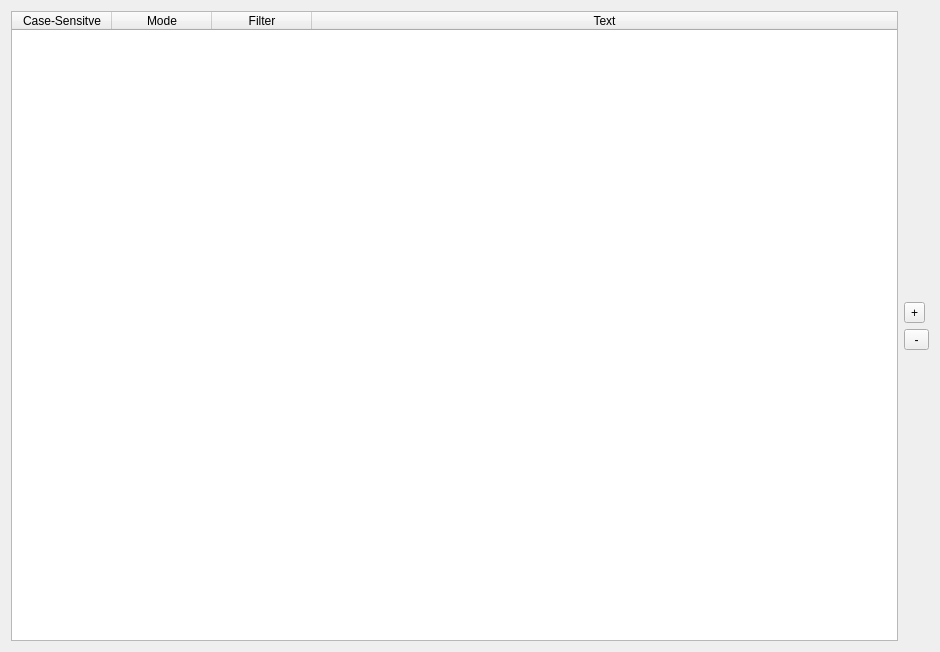
This is scripts/countContacts/filters.ui in Bluscream/pyTSon_plugins as Qt 5 draws it before an edit. The edited form follows.
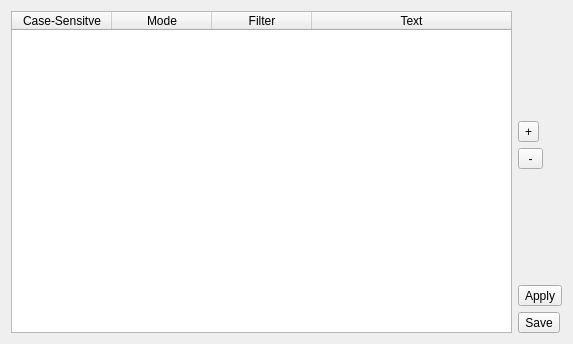
This is the edited form.

```diff
--- a/scripts/countContacts/filters.ui
+++ b/scripts/countContacts/filters.ui
@@ -6,8 +6,8 @@
    <rect>
     <x>0</x>
     <y>0</y>
-    <width>940</width>
-    <height>652</height>
+    <width>573</width>
+    <height>344</height>
    </rect>
   </property>
   <property name="windowTitle">
@@ -86,6 +86,20 @@
        </property>
       </spacer>
      </item>
+     <item>
+      <widget class="QToolButton" name="btn_apply">
+       <property name="text">
+        <string>Apply</string>
+       </property>
+      </widget>
+     </item>
+     <item>
+      <widget class="QToolButton" name="btn_save">
+       <property name="text">
+        <string>Save</string>
+       </property>
+      </widget>
+     </item>
     </layout>
    </item>
   </layout>
```
